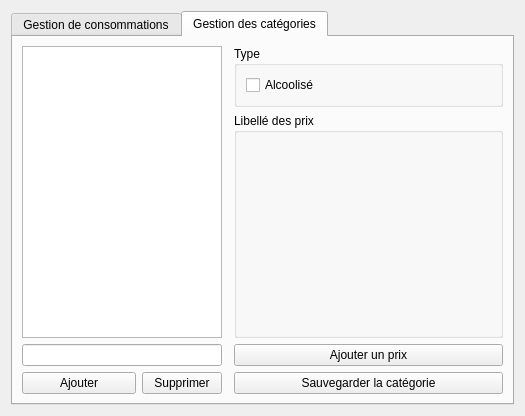
Above: application/ui/consumptionmanagment.ui from nils-van-zuijlen/Enibar before the change. Below: the same form after it.
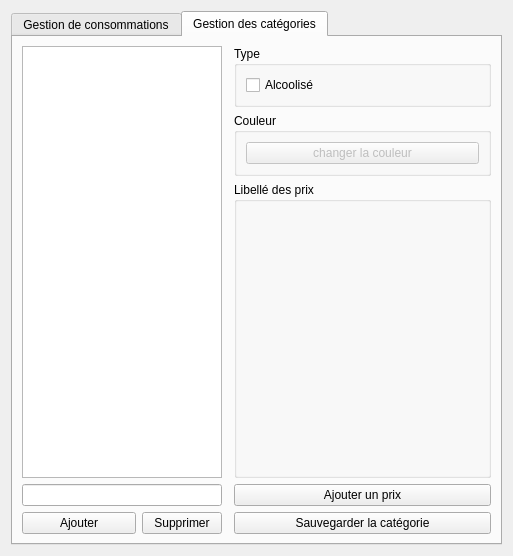
That is the form after the change. The open tabs and pages were chosen to show the change. Custom widgets are drawn as their Qt base class.

Commit message: Add support for categories color.

The edit to the form file:
```diff
--- a/application/ui/consumptionmanagment.ui
+++ b/application/ui/consumptionmanagment.ui
@@ -6,8 +6,8 @@
    <rect>
     <x>0</x>
     <y>0</y>
-    <width>525</width>
-    <height>416</height>
+    <width>513</width>
+    <height>556</height>
    </rect>
   </property>
   <property name="baseSize">
@@ -207,21 +207,21 @@
        <string>Gestion des catégories</string>
       </attribute>
       <layout class="QGridLayout" name="gridLayout_3">
-       <item row="5" column="2">
+       <item row="6" column="2">
         <widget class="QPushButton" name="button_cat_save">
          <property name="text">
           <string>Sauvegarder la catégorie</string>
          </property>
         </widget>
        </item>
-       <item row="4" column="2">
+       <item row="5" column="2">
         <widget class="QPushButton" name="button_cat_price">
          <property name="text">
           <string>Ajouter un prix</string>
          </property>
         </widget>
        </item>
-       <item row="1" column="2" rowspan="3">
+       <item row="2" column="2" rowspan="3">
         <widget class="CategoryPrices" name="category_prices">
          <property name="sizePolicy">
           <sizepolicy hsizetype="Expanding" vsizetype="Preferred">
@@ -270,7 +270,7 @@
          </layout>
         </widget>
        </item>
-       <item row="5" column="0">
+       <item row="6" column="0">
         <widget class="QWidget" name="widget" native="true">
          <property name="minimumSize">
           <size>
@@ -351,6 +351,12 @@
               <height>16777215</height>
              </size>
             </property>
+            <property name="font">
+             <font>
+              <weight>50</weight>
+              <bold>false</bold>
+             </font>
+            </property>
             <property name="cursor">
              <cursorShape>ArrowCursor</cursorShape>
             </property>
@@ -362,7 +368,7 @@
          </layout>
         </widget>
        </item>
-       <item row="4" column="0">
+       <item row="5" column="0">
         <widget class="QLineEdit" name="input_cat">
          <property name="sizePolicy">
           <sizepolicy hsizetype="Expanding" vsizetype="Fixed">
@@ -390,7 +396,7 @@
          </property>
         </widget>
        </item>
-       <item row="0" column="0" rowspan="4" colspan="2">
+       <item row="0" column="0" rowspan="5" colspan="2">
         <widget class="CategoryList" name="categories">
          <property name="sizePolicy">
           <sizepolicy hsizetype="Maximum" vsizetype="Expanding">
@@ -452,6 +458,31 @@
          </layout>
         </widget>
        </item>
+       <item row="1" column="2">
+        <widget class="QGroupBox" name="category_color">
+         <property name="sizePolicy">
+          <sizepolicy hsizetype="Minimum" vsizetype="Maximum">
+           <horstretch>0</horstretch>
+           <verstretch>0</verstretch>
+          </sizepolicy>
+         </property>
+         <property name="title">
+          <string>Couleur</string>
+         </property>
+         <layout class="QGridLayout" name="gridLayout_4">
+          <item row="0" column="0">
+           <widget class="QPushButton" name="color_button">
+            <property name="enabled">
+             <bool>false</bool>
+            </property>
+            <property name="text">
+             <string>changer la couleur</string>
+            </property>
+           </widget>
+          </item>
+         </layout>
+        </widget>
+       </item>
       </layout>
      </widget>
     </widget>
```
Left out of the diff: 51 changed lines with no effect on the pictures. The commit also changes 5 other files.
